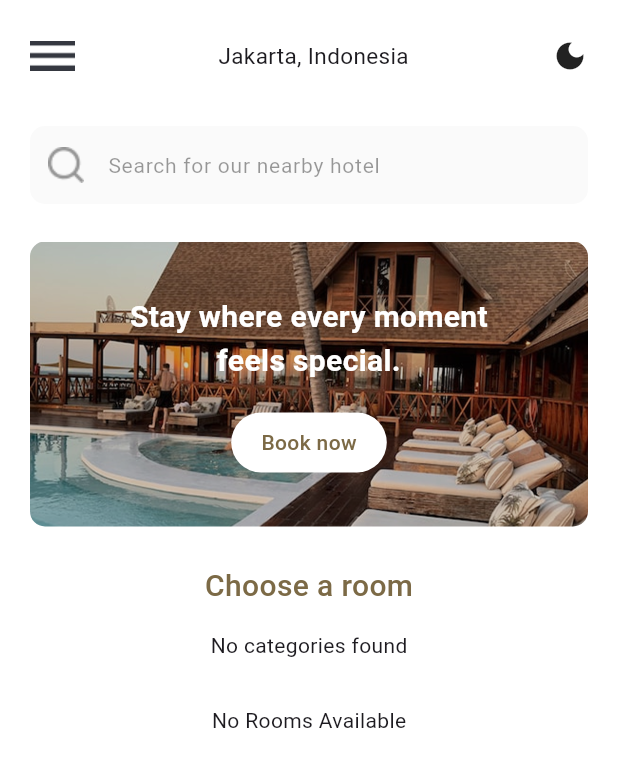
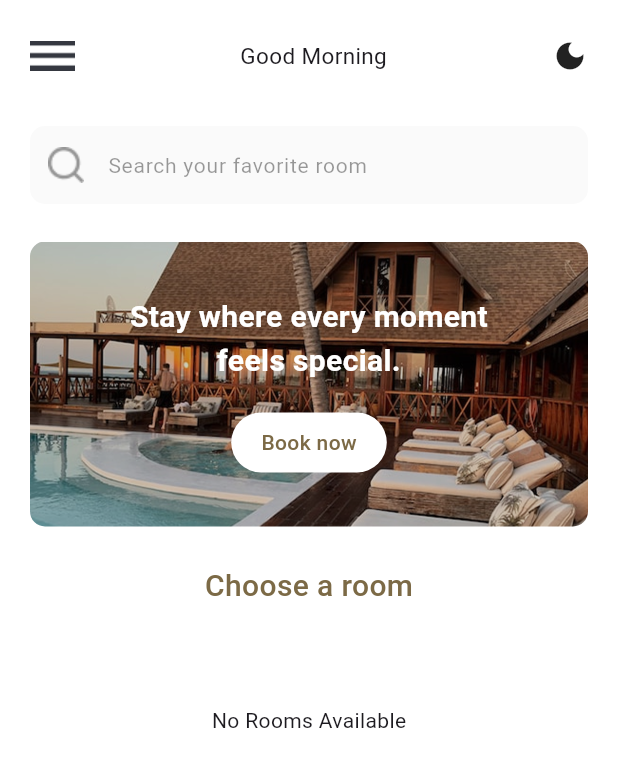
Before and after one commit to emonBimantara/paradise-view, a Flutter app: the screen it shows once a user with an empty profile is signed in, on a phone screen of 412 x 824 dp. Shown: the top 767 px of the screen. Run offline on Flutter 3.47's test engine with Material 3 defaults, Android fonts, the phone set to English and light mode, and no system bars; our stand-ins replace cloud_firestore, firebase_auth, firebase_core, get; accounts and stored records are empty; network calls fail.

Commit message:
feat: add greeting text

```diff
--- a/lib/Features/Auth/Controller/auth_controller.dart
+++ b/lib/Features/Auth/Controller/auth_controller.dart
@@ -26,7 +26,7 @@ class AuthController extends GetxController {
 
       Get.snackbar(
         "Success",
-        "Login berhasil",
+        "Successfuly Login",
         snackPosition: SnackPosition.TOP,
         margin: const EdgeInsets.all(15),
         borderRadius: 12,
@@ -34,7 +34,7 @@ class AuthController extends GetxController {
     } on FirebaseAuthException catch (e) {
       Get.snackbar(
         "Error",
-        e.message ?? "Login gagal",
+        e.message ?? "Failed to Login",
         snackPosition: SnackPosition.TOP,
         margin: const EdgeInsets.all(15),
         borderRadius: 12,
@@ -55,7 +55,7 @@ class AuthController extends GetxController {
 
       Get.snackbar(
         "Success",
-        "Register berhasil",
+        "Successfuly Register",
         snackPosition: SnackPosition.TOP,
         margin: const EdgeInsets.all(15),
         borderRadius: 12,
@@ -63,7 +63,7 @@ class AuthController extends GetxController {
     } on FirebaseAuthException catch (e) {
       Get.snackbar(
         "Error",
-        e.message ?? "Register gagal",
+        e.message ?? "Failed to Register",
         snackPosition: SnackPosition.TOP,
         margin: const EdgeInsets.all(15),
         borderRadius: 12,
--- a/lib/Features/Home/View/home_page.dart
+++ b/lib/Features/Home/View/home_page.dart
@@ -27,6 +27,20 @@ class _HomePageState extends State<HomePage> {
     super.initState();
   }
 
+  String getGreeting() {
+    final hour = DateTime.now().hour;
+
+    if (hour >= 5 && hour < 12) {
+      return "Good Morning";
+    } else if (hour >= 12 && hour < 15) {
+      return "Good Afternoon";
+    } else if (hour >= 15 && hour < 18) {
+      return "Good Evening";
+    } else {
+      return "Good Night";
+    }
+  }
+
   @override
   Widget build(BuildContext context) {
     return SafeArea(
@@ -41,7 +55,7 @@ class _HomePageState extends State<HomePage> {
                   mainAxisAlignment: MainAxisAlignment.spaceBetween,
                   children: [
                     Image.asset('assets/hamburger.png', height: 20),
-                    Text('Jakarta, Indonesia', style: TextStyle(fontSize: 15)),
+                    Text(getGreeting(), style: TextStyle(fontSize: 15)),
                     Icon(Icons.dark_mode),
                   ],
                 ),
@@ -53,9 +67,12 @@ class _HomePageState extends State<HomePage> {
                     borderRadius: BorderRadius.circular(10),
                   ),
                   child: TextField(
+                    onChanged: (value) {
+                      setState(() {});
+                    },
                     controller: searchController,
                     decoration: InputDecoration(
-                      hintText: "Search for our nearby hotel",
+                      hintText: "Search your favorite room",
                       hintStyle: TextStyle(
                         color: Color(0x66000000),
                         fontSize: 14,
@@ -137,10 +154,6 @@ class _HomePageState extends State<HomePage> {
                   child: FutureBuilder<List<String>>(
                     future: categoryList,
                     builder: (context, snapshot) {
-                      if (!snapshot.hasData || snapshot.data!.isEmpty) {
-                        return Text("No categories found");
-                      }
-
                       List<String> category = snapshot.data!;
 
                       return CustomCategoryRoom(
@@ -175,16 +188,24 @@ class _HomePageState extends State<HomePage> {
                       return Center(child: Text("No Rooms Available"));
                     }
 
-                    if (snapshot.hasError) {
-                      return Center(child: Text("Error : ${snapshot.error}"));
+                    final searchQuery = searchController.text.toLowerCase();
+                    final filteredRooms = rooms.where((room) {
+                      return room.title.toLowerCase().contains(searchQuery);
+                    }).toList();
+
+                    if (filteredRooms.isEmpty) {
+                      return const Padding(
+                        padding: EdgeInsets.only(top: 20),
+                        child: Center(child: Text("No Data")),
+                      );
                     }
 
                     return ListView.builder(
                       shrinkWrap: true,
                       physics: const NeverScrollableScrollPhysics(),
-                      itemCount: rooms.length,
+                      itemCount: filteredRooms.length,
                       itemBuilder: (context, index) {
-                        final room = rooms[index];
+                        final room = filteredRooms[index];
                         return GestureDetector(
                           onTap: () {},
                           child: CustomRoomCard(
```
